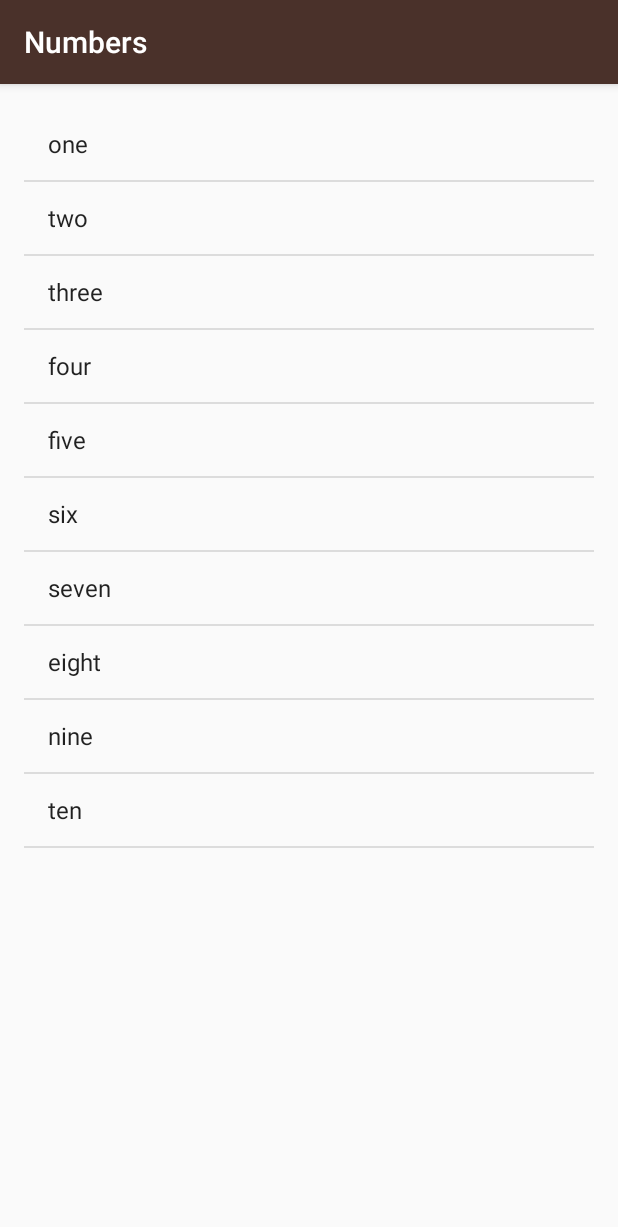
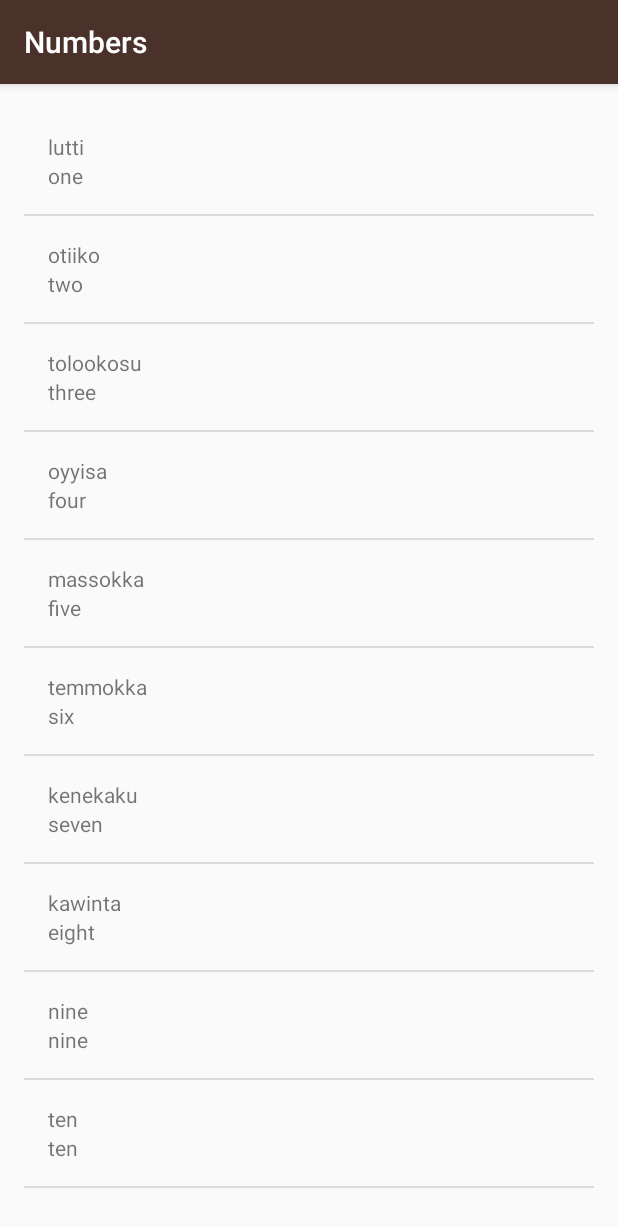
Before and after one commit to poseidev/MiwokApp, an Android app: the NumbersActivity screen opened directly, with no data from a screen before it, on a phone screen of 412 x 824 dp. Shown: the top 1227 px of the screen. Run offline under Robolectric (Android 15) with nearby library versions, the light colour scheme and no system bars.

Commit message:
Added custom ArrayAdapter - WordAdapter.java.

```diff
--- a/app/src/main/java/com/example/android/miwok/NumbersActivity.java
+++ b/app/src/main/java/com/example/android/miwok/NumbersActivity.java
@@ -17,20 +17,20 @@ public class NumbersActivity extends AppCompatActivity {
         super.onCreate(savedInstanceState);
         setContentView(R.layout.activity_numbers);
 
-        ArrayList<String> words = new ArrayList<String>();
+        ArrayList<Word> words = new ArrayList<Word>();
 
-        words.add("one");
-        words.add("two");
-        words.add("three");
-        words.add("four");
-        words.add("five");
-        words.add("six");
-        words.add("seven");
-        words.add("eight");
-        words.add("nine");
-        words.add("ten");
+        words.add(new Word("one", "lutti"));
+        words.add(new Word("two", "otiiko"));
+        words.add(new Word("three", "tolookosu"));
+        words.add(new Word("four", "oyyisa"));
+        words.add(new Word("five", "massokka"));
+        words.add(new Word("six", "temmokka"));
+        words.add(new Word("seven", "kenekaku"));
+        words.add(new Word("eight", "kawinta"));
+        words.add(new Word("nine", "nine"));
+        words.add(new Word("ten", "ten"));
 
-        ArrayAdapter<String> itemsAdapter = new ArrayAdapter<>(this, android.R.layout.simple_list_item_1, words);
+        WordAdapter itemsAdapter = new WordAdapter(this, words);
 
         ListView listView = (ListView) findViewById(R.id.list);
 
--- /dev/null
+++ b/app/src/main/java/com/example/android/miwok/WordAdapter.java
@@ -0,0 +1,42 @@
+package com.example.android.miwok;
+
+import android.content.Context;
+import android.support.annotation.NonNull;
+import android.support.annotation.Nullable;
+import android.view.LayoutInflater;
+import android.view.View;
+import android.view.ViewGroup;
+import android.widget.ArrayAdapter;
+import android.widget.TextView;
+
+import java.util.ArrayList;
+
+public class WordAdapter extends ArrayAdapter<Word> {
+
+    private ArrayList<Word> mWords;
+
+       public WordAdapter(@NonNull Context context, ArrayList<Word> words) {
+        super(context, 0, words);
+    }
+
+    @NonNull
+    @Override
+    public View getView(int position, @Nullable View convertView, @NonNull ViewGroup parent) {
+        View listItemView = convertView;
+        if(listItemView == null) {
+            listItemView = LayoutInflater.from(getContext()).inflate(
+                R.layout.list_item, parent, false
+            );
+        }
+
+        Word currentWord = getItem(position);
+
+        TextView defaultTranslation = (TextView)listItemView.findViewById(R.id.defaultTextView);
+        defaultTranslation.setText(currentWord.getDefaultTranslation());
+
+        TextView miwokTranslation = (TextView)listItemView.findViewById(R.id.miwokTextView);
+        miwokTranslation.setText(currentWord.getMiwokTranslation());
+
+        return listItemView;
+    }
+}
```
